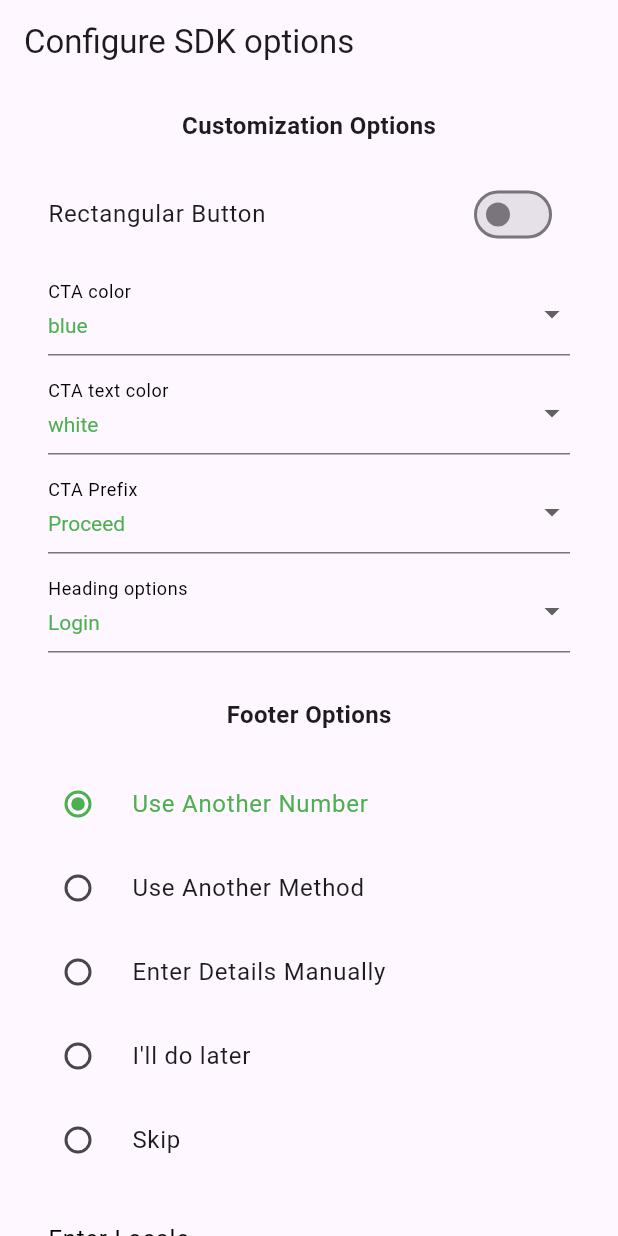
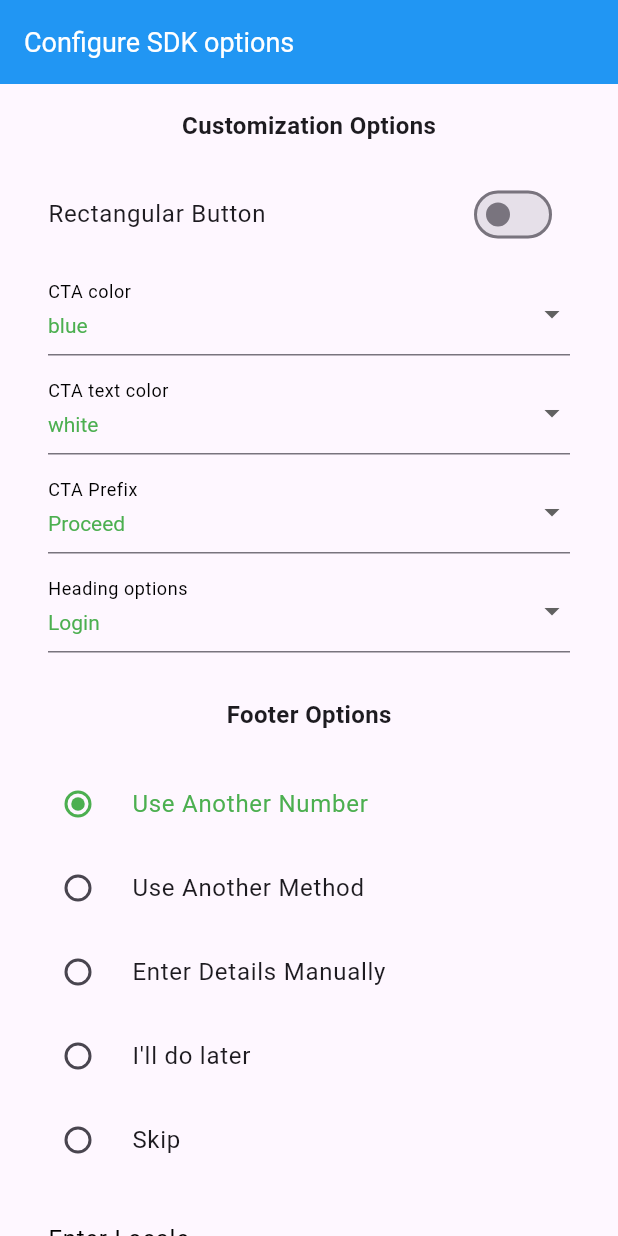
Before and after one commit to truecaller/flutter-sdk, a Flutter app: the HomePage screen opened directly, on a phone screen of 412 x 824 dp. Run offline on Flutter 3.47's test engine with Material 3 defaults, Android fonts, the phone set to English and light mode, and no system bars; our stand-ins replace dio, permission_handler; accounts and stored records are empty.

Commit message:
Update Flutter plugin to 1.0.1 (#62)
* Resolve issues related to outdated dependencies and breaking changes

* fix edge to edge issue

* change deprecated .value to .toARGB32() for colors

* set Java to version 17

* update Flutter plugin to 1.0.1

* update sdk constraint to 4.0.0

```diff
--- a/example/lib/customization/config_options.dart
+++ b/example/lib/customization/config_options.dart
@@ -82,21 +82,21 @@ class FooterOption {
 class ConfigOptions {
   static Map<String, int> getColorList() {
     return {
-      "green": Colors.green.value,
-      "white": Colors.white.value,
-      "red": Colors.red.value,
-      "blue": Colors.blue.value,
-      "black": Colors.black.value,
-      "grey": Colors.grey.value,
-      "cyan": Colors.cyan.value,
-      "brown": Colors.brown.value,
-      "yellow": Colors.yellow.value,
-      "lime": Colors.lime.value,
-      "purple": Colors.purple.value,
-      "pink": Colors.pink.value,
-      "deepOrange": Colors.deepOrange.value,
-      "indigo": Colors.indigo.value,
-      "teal": Colors.teal.value,
+      "green": Colors.green.toARGB32(),
+      "white": Colors.white.toARGB32(),
+      "red": Colors.red.toARGB32(),
+      "blue": Colors.blue.toARGB32(),
+      "black": Colors.black.toARGB32(),
+      "grey": Colors.grey.toARGB32(),
+      "cyan": Colors.cyan.toARGB32(),
+      "brown": Colors.brown.toARGB32(),
+      "yellow": Colors.yellow.toARGB32(),
+      "lime": Colors.lime.toARGB32(),
+      "purple": Colors.purple.toARGB32(),
+      "pink": Colors.pink.toARGB32(),
+      "deepOrange": Colors.deepOrange.toARGB32(),
+      "indigo": Colors.indigo.toARGB32(),
+      "teal": Colors.teal.toARGB32(),
     };
   }
 
--- a/example/lib/customization/main_customization_screen.dart
+++ b/example/lib/customization/main_customization_screen.dart
@@ -83,8 +83,8 @@ class _HomePageState extends State<HomePage> {
     selectedFooter = FooterOption.getFooterOptionsMap().keys.first;
     rectangularBtn = false;
     verifyAllUsers = false;
-    ctaColor = Colors.blue.value;
-    ctaTextColor = Colors.white.value;
+    ctaColor = Colors.blue.toARGB32();
+    ctaTextColor = Colors.white.toARGB32();
     ctaPrefixOption = 0;
     headingOption = 0;
 
@@ -140,10 +140,17 @@ class _HomePageState extends State<HomePage> {
     return Scaffold(
       appBar: AppBar(
         title: Text("Configure SDK options"),
+        backgroundColor: Colors.blue,
+        titleTextStyle: TextStyle(color: Colors.white, fontSize: 18.0),
       ),
       body: SingleChildScrollView(
         child: Padding(
-          padding: const EdgeInsets.all(16.0),
+          padding: EdgeInsets.only(
+            left: 16.0,
+            right: 16.0,
+            top: 16.0,
+            bottom: MediaQuery.of(context).viewPadding.bottom + 16.0,
+          ),
           child: Container(
             child: Column(
               children: <Widget>[
--- a/example/lib/customization/oauth_result_screen.dart
+++ b/example/lib/customization/oauth_result_screen.dart
@@ -51,14 +51,22 @@ class _MyAppState extends State<OAuthResultScreen> {
     final accessTokenHelper =
         ModalRoute.of(context)!.settings.arguments as AccessTokenHelper;
     return MaterialApp(
+        debugShowCheckedModeBanner: false,
         home: Scaffold(
           appBar: AppBar(
             title: const Text('OAuth Result'),
+            backgroundColor: Colors.blue,
+            titleTextStyle: TextStyle(color: Colors.white, fontSize: 18.0),
           ),
           body: SingleChildScrollView(
             child: Container(
               child: Padding(
-            padding: const EdgeInsets.all(16.0),
+                padding: EdgeInsets.only(
+                  left: 16.0,
+                  right: 16.0,
+                  top: 16.0,
+                  bottom: MediaQuery.of(context).viewPadding.bottom + 16.0,
+                ),
                 child: Column(
                   children: <Widget>[
                     SelectableText(
--- a/example/pubspec.yaml
+++ b/example/pubspec.yaml
@@ -4,7 +4,7 @@ description: Demonstrates how to use the truecaller_sdk plugin.
 publish_to: 'none' # Remove this line if you wish to publish to pub.dev
 
 environment:
-  sdk: '>=2.12.0 <3.0.0'
+  sdk: '>=2.12.0 <4.0.0'
 
 dependencies:
   dio: ^5.3.2
--- a/pubspec.yaml
+++ b/pubspec.yaml
@@ -1,10 +1,10 @@
 name: truecaller_sdk
 description: Flutter plugin that uses Truecaller's OAuth SDK for Android based on OAuth 2.0 which is the industry-standard protocol for authorization.
-version: 1.0.0
+version: 1.0.1
 homepage: https://github.com/truecaller/flutter-sdk
 
 environment:
-  sdk: '>=2.12.0 <3.0.0'
+  sdk: '>=2.12.0 <4.0.0'
   flutter: ">=2.0.0"
 
 dependencies:
```
Also changed, not shown: 11 other files. Lines whose indentation alone changed are shown as unchanged.
